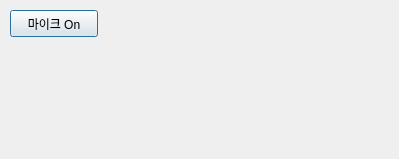
First picture: the form in ai/training/stt_test.ui, repository UnderRos/Dora, before the edit.
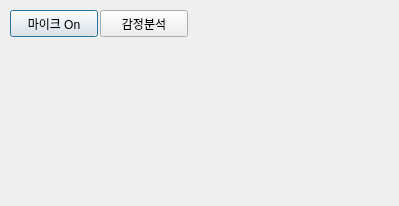
Second picture: the form after the edit.

The edit to the form file:
```diff
--- a/ai/training/stt_test.ui
+++ b/ai/training/stt_test.ui
@@ -7,7 +7,7 @@
     <x>0</x>
     <y>0</y>
     <width>399</width>
-    <height>159</height>
+    <height>206</height>
    </rect>
   </property>
   <property name="windowTitle">
@@ -39,6 +39,32 @@
     <string/>
    </property>
   </widget>
+  <widget class="QLabel" name="emotion_label">
+   <property name="geometry">
+    <rect>
+     <x>20</x>
+     <y>150</y>
+     <width>161</width>
+     <height>41</height>
+    </rect>
+   </property>
+   <property name="text">
+    <string/>
+   </property>
+  </widget>
+  <widget class="QPushButton" name="btn_emotion_analyze">
+   <property name="geometry">
+    <rect>
+     <x>100</x>
+     <y>10</y>
+     <width>88</width>
+     <height>27</height>
+    </rect>
+   </property>
+   <property name="text">
+    <string>감정분석</string>
+   </property>
+  </widget>
  </widget>
  <resources/>
  <connections/>
```
Left out of the diff: 2 changed lines with no effect on the pictures.
